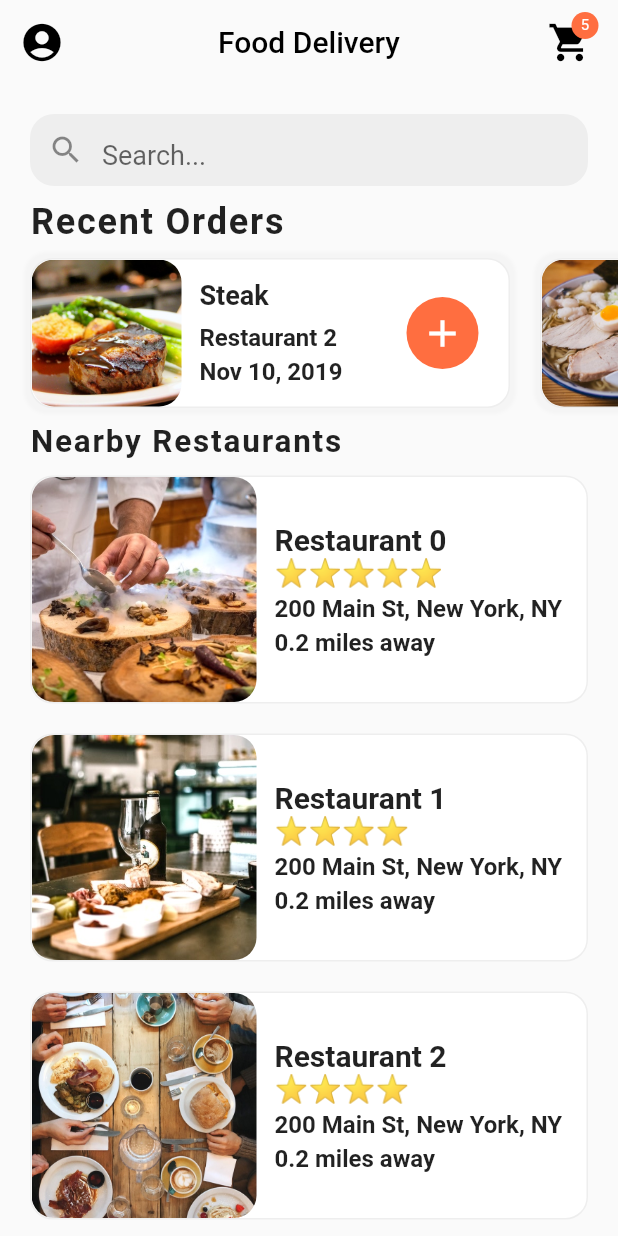
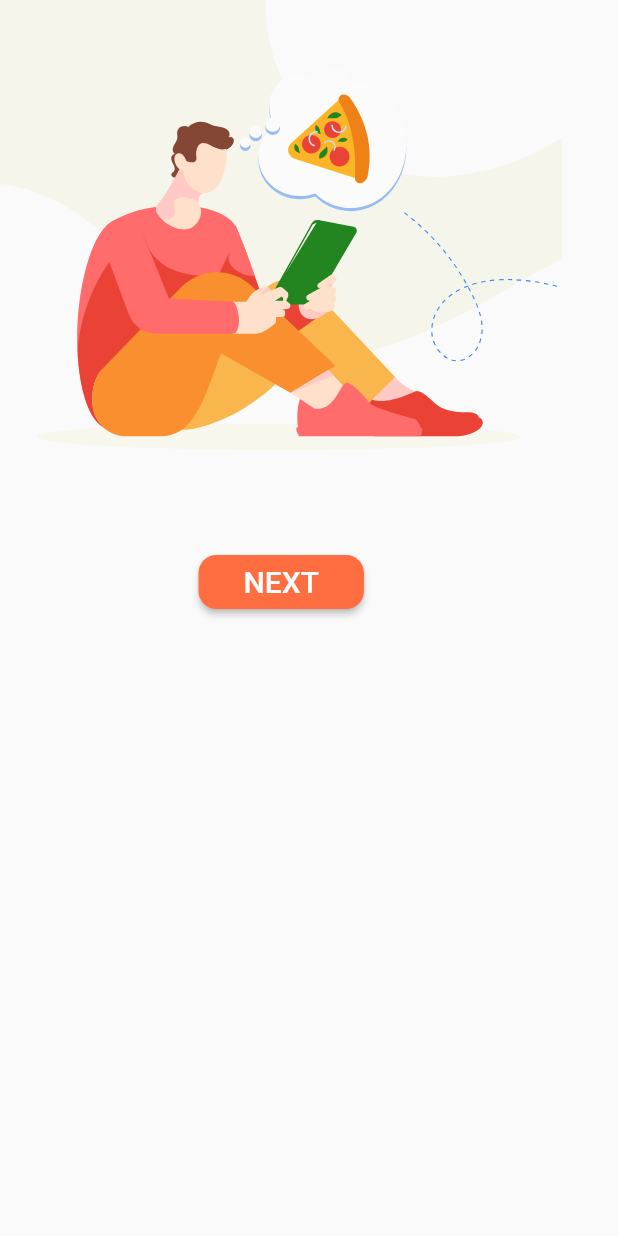
Before and after one commit to edilsonmatola/food_delivery_ui_flutter, a Flutter app: the screen it shows after launch, on a phone screen of 412 x 824 dp. Run offline on Flutter 3.47's test engine with Material 2 defaults, Android fonts, the phone set to English and light mode, and no system bars; our stand-ins replace flutter_svg, get.

Commit message:
Big features (#14)
* Removed old lint rules

* Updated Lint Rules

* Const App colors

* Add necessary attributes

* Add const

* Upgraded sdk to 2.17.0

* Add walktrough images

* Add walktrough pages

* Add walktrough asset path

* Walkthrough Pages

* Walkthrough Images

* Code refactor

* Code refactor

* Change initialRoute

```diff
--- a/lib/app/features/home/home_page.dart
+++ b/lib/app/features/home/home_page.dart
@@ -1,6 +1,7 @@
 import 'package:flutter/material.dart';
 import 'package:get/get.dart';
 
+import '../../../core/constants/app_sizes.dart';
 import '../../../routes/app_pages.dart';
 import '../../data/data.dart';
 import '../restaurant/restaurant_page.dart';
@@ -11,10 +12,10 @@ class HomePage extends StatefulWidget {
   const HomePage({Key? key}) : super(key: key);
 
   @override
-  _HomePageState createState() => _HomePageState();
+  HomePageState createState() => HomePageState();
 }
 
-class _HomePageState extends State<HomePage> {
+class HomePageState extends State<HomePage> {
   Column _buildRestaurants() {
     final restaurantList = <Widget>[];
     for (final restaurant in restaurants) {
@@ -27,7 +28,7 @@ class _HomePageState extends State<HomePage> {
             ),
           ),
           child: Container(
-            margin: EdgeInsets.symmetric(horizontal: 20, vertical: 10),
+            margin: const EdgeInsets.symmetric(horizontal: 20, vertical: 10),
             decoration: BoxDecoration(
               color: Colors.white,
               borderRadius: BorderRadius.circular(15),
@@ -53,14 +54,14 @@ class _HomePageState extends State<HomePage> {
                 ),
                 Expanded(
                   child: Container(
-                    margin: EdgeInsets.all(12),
+                    margin: const EdgeInsets.all(12),
                     child: Column(
                       mainAxisAlignment: MainAxisAlignment.center,
                       crossAxisAlignment: CrossAxisAlignment.start,
                       children: [
                         Text(
                           restaurant.name!,
-                          style: TextStyle(
+                          style: const TextStyle(
                             fontSize: 20,
                             fontWeight: FontWeight.bold,
                           ),
@@ -69,21 +70,17 @@ class _HomePageState extends State<HomePage> {
                         RatingStars(
                           rating: restaurant.rating,
                         ),
-                        SizedBox(
-                          height: 4,
-                        ),
+                        gapH4,
                         Text(
                           restaurant.address!,
-                          style: TextStyle(
+                          style: const TextStyle(
                             fontSize: 16,
                             fontWeight: FontWeight.w600,
                           ),
                           overflow: TextOverflow.ellipsis,
                         ),
-                        SizedBox(
-                          height: 4,
-                        ),
-                        Text(
+                        gapH4,
+                        const Text(
                           '0.2 miles away',
                           style: TextStyle(
                             fontSize: 16,
@@ -115,13 +112,13 @@ class _HomePageState extends State<HomePage> {
           backgroundColor: Colors.transparent,
           leading: IconButton(
             onPressed: () {},
-            icon: Icon(
+            icon: const Icon(
               Icons.account_circle,
               color: Colors.black,
             ),
             iconSize: 30,
           ),
-          title: Text(
+          title: const Text(
             'Food Delivery',
             style: TextStyle(
               color: Colors.black,
@@ -135,7 +132,7 @@ class _HomePageState extends State<HomePage> {
                 largeSize: 18,
                 backgroundColor: Theme.of(context).primaryColor,
                 label: Text('${currentUser.cart!.length}'),
-                child: Icon(
+                child: const Icon(
                   Icons.shopping_cart,
                   size: 30,
                   color: Colors.black,
@@ -145,11 +142,11 @@ class _HomePageState extends State<HomePage> {
           ],
         ),
         body: ListView(
-          padding: EdgeInsets.symmetric(vertical: 10),
-          physics: BouncingScrollPhysics(),
+          padding: const EdgeInsets.symmetric(vertical: 10),
+          physics: const BouncingScrollPhysics(),
           children: [
             Padding(
-              padding: EdgeInsets.symmetric(horizontal: 20, vertical: 10),
+              padding: const EdgeInsets.symmetric(horizontal: 20, vertical: 10),
               child: TextField(
                 decoration: InputDecoration(
                   contentPadding: const EdgeInsets.all(8),
@@ -160,23 +157,23 @@ class _HomePageState extends State<HomePage> {
                     borderSide: BorderSide.none,
                   ),
                   hintText: 'Search...',
-                  hintStyle: TextStyle(
+                  hintStyle: const TextStyle(
                     fontSize: 18,
                   ),
-                  prefixIcon: Icon(
+                  prefixIcon: const Icon(
                     Icons.search,
                   ),
-                  suffix: Icon(
+                  suffix: const Icon(
                     Icons.clear,
                   ),
                 ),
               ),
             ),
-            RecentOrders(),
+            const RecentOrders(),
             Column(
               crossAxisAlignment: CrossAxisAlignment.start,
               children: [
-                Padding(
+                const Padding(
                   padding: EdgeInsets.symmetric(horizontal: 20),
                   child: Text(
                     'Nearby Restaurants',
--- /dev/null
+++ b/lib/app/features/walkthrough/walkthrough_page1.dart
@@ -0,0 +1,36 @@
+import 'package:flutter/material.dart';
+import 'package:flutter_food_delivery_ui/app/features/restaurant/restaurant_page.dart';
+import 'package:flutter_food_delivery_ui/core/constants/constants_export.dart';
+import 'package:flutter_food_delivery_ui/routes/app_pages.dart';
+import 'package:flutter_svg/flutter_svg.dart';
+import 'package:get/get.dart';
+
+import '../../../core/constants/app_sizes.dart';
+
+class WalkthroughPage1 extends StatelessWidget {
+  const WalkthroughPage1({super.key});
+
+  @override
+  Widget build(BuildContext context) {
+    return SafeArea(
+      child: Scaffold(
+        body: SingleChildScrollView(
+          child: Column(
+            children: [
+              SvgPicture.asset(
+                AppAssets.walktrhoughImage1,
+                width: 375,
+                height: 300,
+              ),
+              gapH64,
+              PrimaryButton(
+                title: 'NEXT',
+                onPressed: () => Get.toNamed(AppRoutes.walkthrough2Route),
+              ),
+            ],
+          ),
+        ),
+      ),
+    );
+  }
+}
--- a/lib/core/constants/app_assets.dart
+++ b/lib/core/constants/app_assets.dart
@@ -1,4 +1,14 @@
+import 'package:flutter_svg/svg.dart';
+
 class AppAssets {
+  // Walkthrough Images
+  static const walktrhoughImage1 =
+      'assets/images/walkthrough/walkthrough-1.svg';
+  static const walktrhoughImage2 =
+      'assets/images/walkthrough/walkthrough-2.svg';
+  static const walktrhoughImage3 =
+      'assets/images/walkthrough/walkthrough-3.svg';
+
   // * Food Images
   static const burritoImage = 'assets/images/burrito.jpg';
   static const steakImage = 'assets/images/steak.jpg';
@@ -15,4 +25,20 @@ class AppAssets {
   static const restaurant2 = 'assets/images/restaurant2.jpg';
   static const restaurant3 = 'assets/images/restaurant3.jpg';
   static const restaurant4 = 'assets/images/restaurant4.jpg';
+
+  static Future<void> preloadSVGs() async {
+    final assets = [
+      // Walkthrough Images
+      walktrhoughImage1,
+      walktrhoughImage2,
+      walktrhoughImage3,
+    ];
+    for (final asset in assets) {
+      final loader = SvgAssetLoader(asset);
+      await svg.cache.putIfAbsent(
+        loader.cacheKey(null),
+        () => loader.loadBytes(null),
+      );
+    }
+  }
 }
--- a/lib/main.dart
+++ b/lib/main.dart
@@ -1,22 +1,25 @@
 import 'package:flutter/material.dart';
-
-import 'app/features/home/home_page.dart';
+import 'package:flutter_food_delivery_ui/routes/app_pages.dart';
+import 'package:get/get.dart';
 
 void main() {
-  runApp(MyApp());
+  runApp(const MyApp());
 }
 
 class MyApp extends StatelessWidget {
-  // This widget is the root of your application.
+  const MyApp({Key? key}) : super(key: key);
+
   @override
   Widget build(BuildContext context) {
-    return MaterialApp(
-      title: 'Flutter Food Delivery UI',
+    return GetMaterialApp(
+      title: 'eDAGO',
       debugShowCheckedModeBanner: false,
       theme: ThemeData(
-          scaffoldBackgroundColor: Colors.grey[50],
-          primaryColor: Colors.deepOrangeAccent),
-      home: HomePage(),
+        scaffoldBackgroundColor: Colors.grey[50],
+        primaryColor: Colors.deepOrangeAccent,
+      ),
+      initialRoute: AppRoutes.walkthrough1Route,
+      getPages: AppPages.appPages,
     );
   }
 }
--- a/lib/routes/app_pages.dart
+++ b/lib/routes/app_pages.dart
@@ -1,5 +1,8 @@
 // ignore_for_file: avoid_classes_with_only_static_members
 
+import 'package:flutter_food_delivery_ui/app/features/walkthrough/walkthrough_page1.dart';
+import 'package:flutter_food_delivery_ui/app/features/walkthrough/walkthrough_page2.dart';
+import 'package:flutter_food_delivery_ui/app/features/walkthrough/walkthrough_page3.dart';
 import 'package:get/get.dart';
 
 import '../app/features/cart/cart_page.dart';
@@ -10,15 +13,27 @@ class AppPages {
   static final appPages = [
     GetPage(
       name: AppRoutes.cartRoute,
-      page: () => CartPage(),
+      page: () => const CartPage(),
     ),
     GetPage(
       name: AppRoutes.homeRoute,
-      page: () => HomePage(),
+      page: () => const HomePage(),
     ),
     GetPage(
       name: AppRoutes.restaurantRoute,
-      page: () => RestaurantPage(),
+      page: () => const RestaurantPage(),
+    ),
+    GetPage(
+      name: AppRoutes.walkthrough1Route,
+      page: () => const WalkthroughPage1(),
+    ),
+    GetPage(
+      name: AppRoutes.walkthrough2Route,
+      page: () => const WalkthroughPage2(),
+    ),
+    GetPage(
+      name: AppRoutes.walkthrough3Route,
+      page: () => const WalkthroughPage3(),
     ),
   ];
 }
@@ -27,4 +42,7 @@ class AppRoutes {
   static const homeRoute = '/home';
   static const cartRoute = '/cart';
   static const restaurantRoute = '/restaurant';
+  static const walkthrough1Route = '/walkthrough1';
+  static const walkthrough2Route = '/walkthrough2';
+  static const walkthrough3Route = '/walkthrough3';
 }
--- a/pubspec.yaml
+++ b/pubspec.yaml
@@ -6,7 +6,7 @@ publish_to: "none"
 version: 1.0.0+1
 
 environment:
-  sdk: ">=2.12.0 <3.0.0"
+  sdk: ">=2.17.0 <3.0.0"
 
 dependencies:
   flutter:
@@ -14,6 +14,7 @@ dependencies:
 
   cupertino_icons: ^1.0.4
   get: ^4.6.5
+  flutter_svg: ^2.0.5
 
 dev_dependencies:
   flutter_test:
@@ -26,3 +27,4 @@ flutter:
 
   assets:
     - assets/images/
+    - assets/images/walkthrough/
```
Also changed, not shown: lib/app/features/restaurant/restaurant_page.dart (+31 -22 lines), lib/app/features/walkthrough/walkthrough_page2.dart (added, +36 -0 lines), lib/app/features/walkthrough/walkthrough_page3.dart (added, +36 -0 lines), assets/images/walkthrough/walkthrough-1.svg (added), assets/images/walkthrough/walkthrough-2.svg (added), assets/images/walkthrough/walkthrough-3.svg (added).
